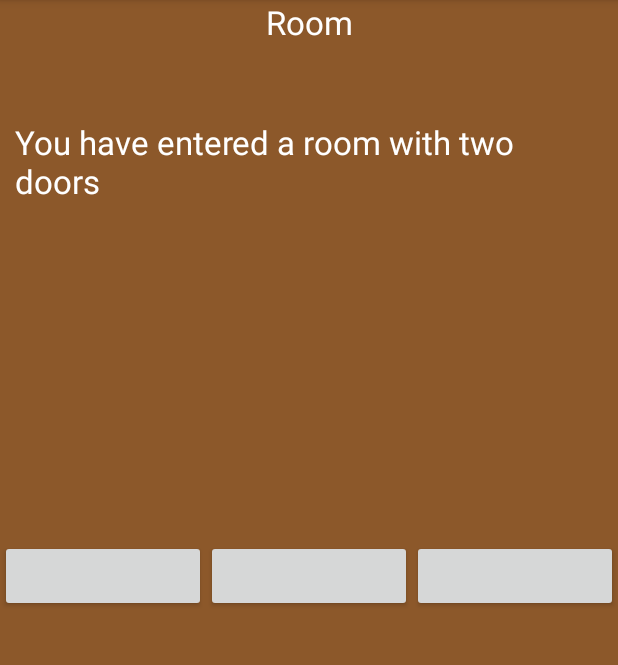
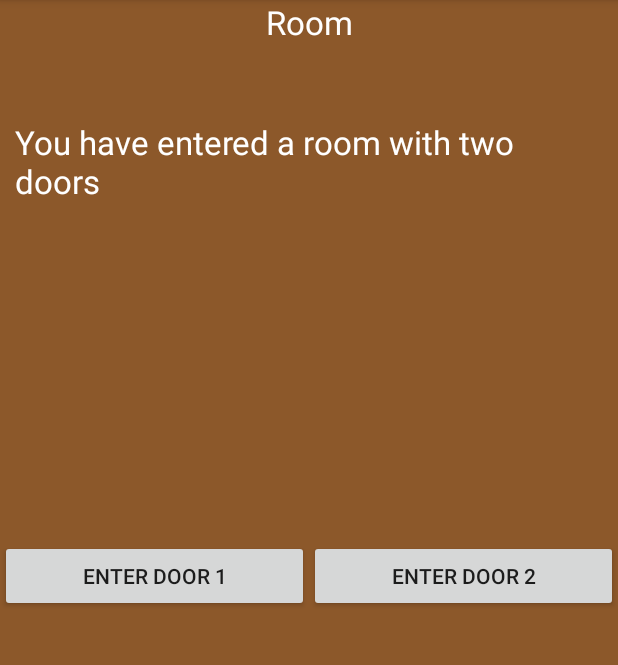
Before and after one commit to agustinglobant/ChooseYourOwnAdventure, an Android app: the fragment RoomFragment shown on its own in the app's theme, on a phone screen of 412 x 824 dp, the part 84-749 px from its top. Run offline under Robolectric (Android 15) with nearby library versions, the phone set to English and light mode, and no system bars.

Commit message:
Added buttons to Room fragments.
* Added button for door one
* Added button for door two

```diff
--- a/src/main/res/layout/fragment_room.xml
+++ b/src/main/res/layout/fragment_room.xml
@@ -37,18 +37,16 @@
             android:layout_width="wrap_content"
             android:layout_height="wrap_content"
 
-            android:layout_weight="1" />
+            android:layout_weight="1"
+            android:id="@+id/button_door_one"
+            android:text="@string/button_door_one" />
 
         <Button
             android:layout_width="wrap_content"
             android:layout_height="wrap_content"
-
-            android:layout_weight="1" />
-
-        <Button
-            android:layout_width="wrap_content"
-            android:layout_height="wrap_content"
-            android:layout_weight="1" />
+            android:layout_weight="1"
+            android:id="@+id/button_door_two"
+            android:text="@string/button_door_two" />
     </LinearLayout>
 
 </FrameLayout>
--- a/src/main/res/values/strings.xml
+++ b/src/main/res/values/strings.xml
@@ -13,5 +13,7 @@
     <string name="button_continue">Continue</string>
     <string name="text_title_room">Room</string>
     <string name="text_room_meesage">You have entered a room with two doors</string>
+    <string name="button_door_one">Enter Door 1</string>
+    <string name="button_door_two">Enter door 2</string>
 
 </resources>
```
